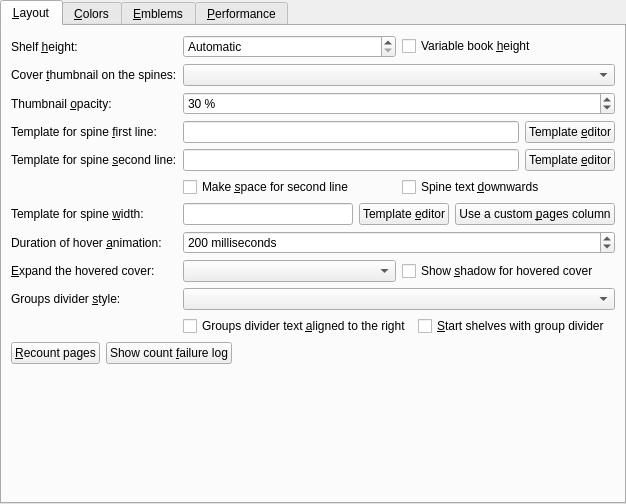
Before: the Qt Designer form src/calibre/gui2/preferences/look_feel_tabs/bookshelf_view.ui in kovidgoyal/calibre, drawn with Qt 5.
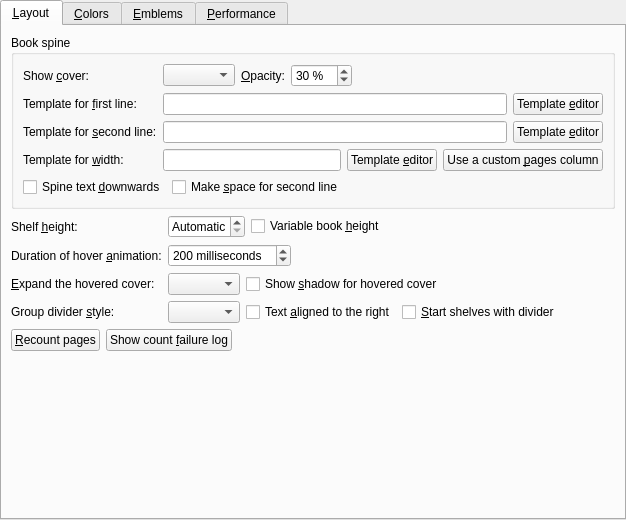
After: the same form once the commit is applied. Custom widgets are drawn as their Qt base class.

Commit message: Cleanup bookshelf preferences layout

The edit to the form file:
```diff
--- a/src/calibre/gui2/preferences/look_feel_tabs/bookshelf_view.ui
+++ b/src/calibre/gui2/preferences/look_feel_tabs/bookshelf_view.ui
@@ -7,7 +7,7 @@
     <x>0</x>
     <y>0</y>
     <width>626</width>
-    <height>504</height>
+    <height>520</height>
    </rect>
   </property>
   <property name="currentIndex">
@@ -17,214 +17,11 @@
    <attribute name="title">
     <string>&amp;Layout</string>
    </attribute>
-   <layout class="QFormLayout" name="formLayout">
-    <item row="0" column="0">
-     <widget class="QLabel" name="label">
-      <property name="text">
-       <string>Shelf &amp;height:</string>
-      </property>
-      <property name="buddy">
-       <cstring>opt_bookshelf_height</cstring>
-      </property>
-     </widget>
-    </item>
-    <item row="0" column="1">
-     <layout class="QHBoxLayout" name="horizontalLayout_5">
-      <item>
-       <widget class="QSpinBox" name="opt_bookshelf_height">
-        <property name="toolTip">
-         <string>Control the height of the book shelves, in pixels. The default is to choose a height automatically based on the size of the screen. Note that if you change the height, the cover thumbnail cache will need to be re-populated so scrolling might be a little slow to start with.</string>
-        </property>
-        <property name="specialValueText">
-         <string>Automatic</string>
-        </property>
-        <property name="suffix">
-         <string> px</string>
-        </property>
-        <property name="minimum">
-         <number>119</number>
-        </property>
-        <property name="maximum">
-         <number>1200</number>
-        </property>
-       </widget>
-      </item>
-      <item>
-       <widget class="QCheckBox" name="opt_bookshelf_variable_height">
-        <property name="text">
-         <string>Variable book &amp;height</string>
-        </property>
-       </widget>
-      </item>
-     </layout>
-    </item>
-    <item row="1" column="0">
-     <widget class="QLabel" name="label_bookshelf_thumbnail">
-      <property name="text">
-       <string>Cover &amp;thumbnail on the spines:</string>
-      </property>
-      <property name="buddy">
-       <cstring>opt_bookshelf_thumbnail</cstring>
-      </property>
-     </widget>
-    </item>
-    <item row="1" column="1">
-     <widget class="QComboBox" name="opt_bookshelf_thumbnail"/>
-    </item>
-    <item row="2" column="0">
-     <widget class="QLabel" name="label_3">
-      <property name="text">
-       <string>Thumbnail &amp;opacity:</string>
-      </property>
-      <property name="buddy">
-       <cstring>opt_bookshelf_thumbnail_opacity</cstring>
-      </property>
-     </widget>
-    </item>
-    <item row="2" column="1">
-     <widget class="QSpinBox" name="opt_bookshelf_thumbnail_opacity">
-      <property name="toolTip">
-       <string>&lt;p&gt;How much to blend the cover into the spine. Higher values decrease blending.</string>
-      </property>
-      <property name="suffix">
-       <string> %</string>
-      </property>
-      <property name="minimum">
-       <number>0</number>
-      </property>
-      <property name="maximum">
-       <number>100</number>
-      </property>
-      <property name="value">
-       <number>30</number>
-      </property>
-     </widget>
-    </item>
+   <layout class="QFormLayout" name="formLayout_3">
+    <property name="fieldGrowthPolicy">
+     <enum>QFormLayout::ExpandingFieldsGrow</enum>
+    </property>
     <item row="3" column="0">
-     <widget class="QLabel" name="label_title">
-      <property name="text">
-       <string>Template for spine &amp;first line:</string>
-      </property>
-      <property name="buddy">
-       <cstring>opt_bookshelf_title_template</cstring>
-      </property>
-     </widget>
-    </item>
-    <item row="3" column="1">
-     <layout class="QHBoxLayout" name="horizontalLayout_2">
-      <item>
-       <widget class="QLineEdit" name="opt_bookshelf_title_template">
-        <property name="toolTip">
-         <string>&lt;p&gt;The template used to generate the main text on the spine. This template uses the same syntax as save templates. Defaults to just the book title. Note that this setting is per-library, which means that you have to set it again for every different calibre library you use.&lt;/p&gt;</string>
-        </property>
-        <property name="clearButtonEnabled">
-         <bool>true</bool>
-        </property>
-       </widget>
-      </item>
-      <item>
-       <widget class="QPushButton" name="template_title_button">
-        <property name="text">
-         <string>Template &amp;editor</string>
-        </property>
-       </widget>
-      </item>
-     </layout>
-    </item>
-    <item row="4" column="0">
-     <widget class="QLabel" name="label_2">
-      <property name="text">
-       <string>Template for spine &amp;second line:</string>
-      </property>
-      <property name="buddy">
-       <cstring>opt_bookshelf_author_template</cstring>
-      </property>
-     </widget>
-    </item>
-    <item row="4" column="1">
-     <layout class="QHBoxLayout" name="horizontalLayout_4">
-      <item>
-       <widget class="QLineEdit" name="opt_bookshelf_author_template">
-        <property name="toolTip">
-         <string>&lt;p&gt;The template used to generate an optional second line of text on the spine. This template uses the same syntax as save templates. Defaults to no second line. For example, use the value {authors} to show the book authors. Note that this setting is per-library, which means that you have to set it again for every different calibre library you use.&lt;/p&gt;</string>
-        </property>
-        <property name="clearButtonEnabled">
-         <bool>true</bool>
-        </property>
-       </widget>
-      </item>
-      <item>
-       <widget class="QPushButton" name="template_author_button">
-        <property name="text">
-         <string>Template &amp;editor</string>
-        </property>
-       </widget>
-      </item>
-     </layout>
-    </item>
-    <item row="5" column="1">
-     <layout class="QHBoxLayout" name="horizontalLayout">
-      <item>
-       <widget class="QCheckBox" name="opt_bookshelf_make_space_for_second_line">
-        <property name="toolTip">
-         <string>&lt;p&gt;When showing authors in spine, for very narrow books, artifically widen the book to make space for the author line. Without this, the authors wont be displayed for narrow books, with it, narrow books will appear artifically wider than they really are.</string>
-        </property>
-        <property name="text">
-         <string>Make &amp;space for second line</string>
-        </property>
-       </widget>
-      </item>
-      <item>
-       <widget class="QCheckBox" name="opt_bookshelf_up_to_down">
-        <property name="toolTip">
-         <string>Control whether the text shown on book spines goes upwards or downwards</string>
-        </property>
-        <property name="text">
-         <string>Spine text &amp;downwards</string>
-        </property>
-       </widget>
-      </item>
-     </layout>
-    </item>
-    <item row="6" column="0">
-     <widget class="QLabel" name="label_pages">
-      <property name="text">
-       <string>Template for spine &amp;width:</string>
-      </property>
-      <property name="buddy">
-       <cstring>opt_bookshelf_spine_size_template</cstring>
-      </property>
-     </widget>
-    </item>
-    <item row="6" column="1">
-     <layout class="QHBoxLayout" name="horizontalLayout_3">
-      <item>
-       <widget class="QLineEdit" name="opt_bookshelf_spine_size_template">
-        <property name="toolTip">
-         <string/>
-        </property>
-        <property name="clearButtonEnabled">
-         <bool>true</bool>
-        </property>
-       </widget>
-      </item>
-      <item>
-       <widget class="QPushButton" name="template_pages_button">
-        <property name="text">
-         <string>Template &amp;editor</string>
-        </property>
-       </widget>
-      </item>
-      <item>
-       <widget class="QPushButton" name="use_pages_button">
-        <property name="text">
-         <string>Use a custom &amp;pages column</string>
-        </property>
-       </widget>
-      </item>
-     </layout>
-    </item>
-    <item row="7" column="0">
      <widget class="QLabel" name="label_fade_time">
       <property name="text">
        <string>Duration of hover &amp;animation:</string>
@@ -234,7 +31,7 @@
       </property>
      </widget>
     </item>
-    <item row="7" column="1">
+    <item row="3" column="1">
      <widget class="QSpinBox" name="opt_bookshelf_fade_time">
       <property name="specialValueText">
        <string>Disable</string>
@@ -253,7 +50,7 @@
       </property>
      </widget>
     </item>
-    <item row="8" column="0">
+    <item row="5" column="0">
      <widget class="QLabel" name="label_hover_interact">
       <property name="text">
        <string>&amp;Expand the hovered cover:</string>
@@ -263,7 +60,7 @@
       </property>
      </widget>
     </item>
-    <item row="8" column="1">
+    <item row="5" column="1">
      <layout class="QHBoxLayout" name="horizontalLayout_6">
       <item>
        <widget class="QComboBox" name="opt_bookshelf_hover">
@@ -281,32 +78,32 @@
       </item>
      </layout>
     </item>
-    <item row="9" column="0">
+    <item row="7" column="0">
      <widget class="QLabel" name="label_4">
       <property name="text">
-       <string>Groups divider &amp;style:</string>
+       <string>Group divider &amp;style:</string>
       </property>
       <property name="buddy">
        <cstring>opt_bookshelf_divider_style</cstring>
       </property>
      </widget>
     </item>
-    <item row="9" column="1">
-     <widget class="QComboBox" name="opt_bookshelf_divider_style">
-      <property name="toolTip">
-       <string>Control the style to use for the group divider</string>
-      </property>
-     </widget>
-    </item>
-    <item row="10" column="1">
+    <item row="7" column="1">
      <layout class="QHBoxLayout" name="horizontalLayout_8">
+      <item>
+       <widget class="QComboBox" name="opt_bookshelf_divider_style">
+        <property name="toolTip">
+         <string>Control the style to use for the group divider</string>
+        </property>
+       </widget>
+      </item>
       <item>
        <widget class="QCheckBox" name="opt_bookshelf_divider_text_right">
         <property name="toolTip">
          <string>Control whether the text of the group divider is aligned to the right or left</string>
         </property>
         <property name="text">
-         <string>Groups divider text &amp;aligned to the right</string>
+         <string>Text &amp;aligned to the right</string>
         </property>
        </widget>
       </item>
@@ -316,13 +113,13 @@
          <string>When grouping books and a group extends to more than one shelf, place a group divider at the beginning of the additional shelves</string>
         </property>
         <property name="text">
-         <string>&amp;Start shelves with group divider</string>
+         <string>&amp;Start shelves with divider</string>
         </property>
        </widget>
       </item>
      </layout>
     </item>
-    <item row="11" column="0" colspan="2">
+    <item row="9" column="0" colspan="2">
      <layout class="QHBoxLayout" name="horizontalLayout_7">
       <item>
        <widget class="QPushButton" name="recount_button">
@@ -356,7 +153,7 @@
       </item>
      </layout>
     </item>
-    <item row="12" column="0">
+    <item row="10" column="0">
      <spacer name="vertical_spacer_1">
       <property name="orientation">
        <enum>Qt::Vertical</enum>
@@ -369,6 +166,257 @@
       </property>
      </spacer>
     </item>
+    <item row="1" column="0" colspan="2">
+     <widget class="QGroupBox" name="groupBox">
+      <property name="title">
+       <string>Book spine</string>
+      </property>
+      <layout class="QFormLayout" name="formLayout">
+       <property name="fieldGrowthPolicy">
+        <enum>QFormLayout::ExpandingFieldsGrow</enum>
+       </property>
+       <item row="0" column="1">
+        <layout class="QHBoxLayout" name="horizontalLayout_10">
+         <item>
+          <widget class="QComboBox" name="opt_bookshelf_thumbnail">
+           <property name="toolTip">
+            <string/>
+           </property>
+          </widget>
+         </item>
+         <item>
+          <widget class="QLabel" name="label_6">
+           <property name="text">
+            <string>&amp;Opacity:</string>
+           </property>
+           <property name="buddy">
+            <cstring>opt_bookshelf_thumbnail_opacity</cstring>
+           </property>
+          </widget>
+         </item>
+         <item>
+          <widget class="QSpinBox" name="opt_bookshelf_thumbnail_opacity">
+           <property name="toolTip">
+            <string>&lt;p&gt;How much to blend the cover into the spine. Higher values decrease blending.</string>
+           </property>
+           <property name="suffix">
+            <string> %</string>
+           </property>
+           <property name="minimum">
+            <number>0</number>
+           </property>
+           <property name="maximum">
+            <number>100</number>
+           </property>
+           <property name="value">
+            <number>30</number>
+           </property>
+          </widget>
+         </item>
+        </layout>
+       </item>
+       <item row="2" column="0">
+        <widget class="QLabel" name="label_title">
+         <property name="text">
+          <string>Template for &amp;first line:</string>
+         </property>
+         <property name="buddy">
+          <cstring>opt_bookshelf_title_template</cstring>
+         </property>
+        </widget>
+       </item>
+       <item row="2" column="1">
+        <layout class="QHBoxLayout" name="horizontalLayout_2">
+         <item>
+          <widget class="QLineEdit" name="opt_bookshelf_title_template">
+           <property name="sizePolicy">
+            <sizepolicy hsizetype="Expanding" vsizetype="Fixed">
+             <horstretch>10</horstretch>
+             <verstretch>0</verstretch>
+            </sizepolicy>
+           </property>
+           <property name="toolTip">
+            <string>&lt;p&gt;The template used to generate the main text on the spine. This template uses the same syntax as save templates. Defaults to just the book title. Note that this setting is per-library, which means that you have to set it again for every different calibre library you use.&lt;/p&gt;</string>
+           </property>
+           <property name="clearButtonEnabled">
+            <bool>true</bool>
+           </property>
+          </widget>
+         </item>
+         <item>
+          <widget class="QPushButton" name="template_title_button">
+           <property name="text">
+            <string>Template &amp;editor</string>
+           </property>
+          </widget>
+         </item>
+        </layout>
+       </item>
+       <item row="3" column="0">
+        <widget class="QLabel" name="label_2">
+         <property name="text">
+          <string>Template for &amp;second line:</string>
+         </property>
+         <property name="buddy">
+          <cstring>opt_bookshelf_author_template</cstring>
+         </property>
+        </widget>
+       </item>
+       <item row="3" column="1">
+        <layout class="QHBoxLayout" name="horizontalLayout_4">
+         <item>
+          <widget class="QLineEdit" name="opt_bookshelf_author_template">
+           <property name="sizePolicy">
+            <sizepolicy hsizetype="Expanding" vsizetype="Fixed">
+             <horstretch>10</horstretch>
+             <verstretch>0</verstretch>
+            </sizepolicy>
+           </property>
+           <property name="toolTip">
+            <string>&lt;p&gt;The template used to generate an optional second line of text on the spine. This template uses the same syntax as save templates. Defaults to no second line. For example, use the value {authors} to show the book authors. Note that this setting is per-library, which means that you have to set it again for every different calibre library you use.&lt;/p&gt;</string>
+           </property>
+           <property name="clearButtonEnabled">
+            <bool>true</bool>
+           </property>
+          </widget>
+         </item>
+         <item>
+          <widget class="QPushButton" name="template_author_button">
+           <property name="text">
+            <string>Template &amp;editor</string>
+           </property>
+          </widget>
+         </item>
+        </layout>
+       </item>
+       <item row="4" column="0">
+        <widget class="QLabel" name="label_pages">
+         <property name="text">
+          <string>Template for &amp;width:</string>
+         </property>
+         <property name="buddy">
+          <cstring>opt_bookshelf_spine_size_template</cstring>
+         </property>
+        </widget>
+       </item>
+       <item row="4" column="1">
+        <layout class="QHBoxLayout" name="horizontalLayout_3">
+         <item>
+          <widget class="QLineEdit" name="opt_bookshelf_spine_size_template">
+           <property name="toolTip">
+            <string/>
+           </property>
+           <property name="clearButtonEnabled">
+            <bool>true</bool>
+           </property>
+          </widget>
+         </item>
+         <item>
+          <widget class="QPushButton" name="template_pages_button">
+           <property name="text">
+            <string>Template &amp;editor</string>
+           </property>
+          </widget>
+         </item>
+         <item>
+          <widget class="QPushButton" name="use_pages_button">
+           <property name="text">
+            <string>Use a custom &amp;pages column</string>
+           </property>
+          </widget>
+         </item>
+        </layout>
+       </item>
+       <item row="5" column="0" colspan="2">
+        <layout class="QHBoxLayout" name="horizontalLayout">
+         <item>
+          <widget class="QCheckBox" name="opt_bookshelf_up_to_down">
+           <property name="toolTip">
+            <string>Control whether the text shown on book spines goes upwards or downwards</string>
+           </property>
+           <property name="text">
+            <string>Spine text &amp;downwards</string>
+           </property>
+          </widget>
+         </item>
+         <item>
+          <widget class="QCheckBox" name="opt_bookshelf_make_space_for_second_line">
+           <property name="toolTip">
+            <string>&lt;p&gt;When showing a second line in the spine, for very narrow books, artifically widen the book to make space for the second line. Without this, the second line wont be displayed for narrow books, with it, narrow books will appear artifically wider than they really are.</string>
+           </property>
+           <property name="text">
+            <string>Make &amp;space for second line</string>
+           </property>
+          </widget>
+         </item>
+         <item>
+          <spacer name="horizontalSpacer_2">
+           <property name="orientation">
+            <enum>Qt::Horizontal</enum>
+           </property>
+           <property name="sizeHint" stdset="0">
+            <size>
+             <width>40</width>
+             <height>20</height>
+            </size>
+           </property>
+          </spacer>
+         </item>
+        </layout>
+       </item>
+       <item row="0" column="0">
+        <widget class="QLabel" name="label_bookshelf_thumbnail">
+         <property name="text">
+          <string>Show &amp;cover:</string>
+         </property>
+         <property name="buddy">
+          <cstring>opt_bookshelf_thumbnail</cstring>
+         </property>
+        </widget>
+       </item>
+      </layout>
+     </widget>
+    </item>
+    <item row="2" column="0">
+     <widget class="QLabel" name="label">
+      <property name="text">
+       <string>Shelf &amp;height:</string>
+      </property>
+      <property name="buddy">
+       <cstring>opt_bookshelf_height</cstring>
+      </property>
+     </widget>
+    </item>
+    <item row="2" column="1">
+     <layout class="QHBoxLayout" name="horizontalLayout_5">
+      <item>
+       <widget class="QSpinBox" name="opt_bookshelf_height">
+        <property name="toolTip">
+         <string>Control the height of the book shelves, in pixels. The default is to choose a height automatically based on the size of the screen. Note that if you change the height, the cover thumbnail cache will need to be re-populated so scrolling might be a little slow to start with.</string>
+        </property>
+        <property name="specialValueText">
+         <string>Automatic</string>
+        </property>
+        <property name="suffix">
+         <string> px</string>
+        </property>
+        <property name="minimum">
+         <number>119</number>
+        </property>
+        <property name="maximum">
+         <number>1200</number>
+        </property>
+       </widget>
+      </item>
+      <item>
+       <widget class="QCheckBox" name="opt_bookshelf_variable_height">
+        <property name="text">
+         <string>Variable book &amp;height</string>
+        </property>
+       </widget>
+      </item>
+     </layout>
+    </item>
    </layout>
   </widget>
   <widget class="QWidget" name="tab">
```
